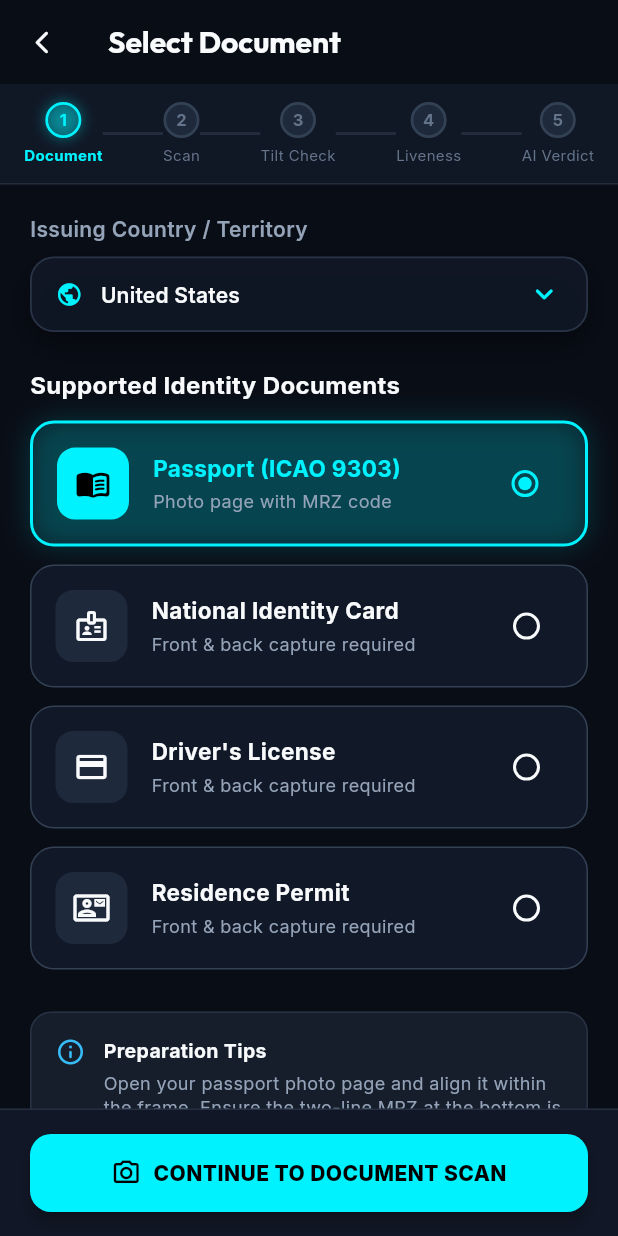
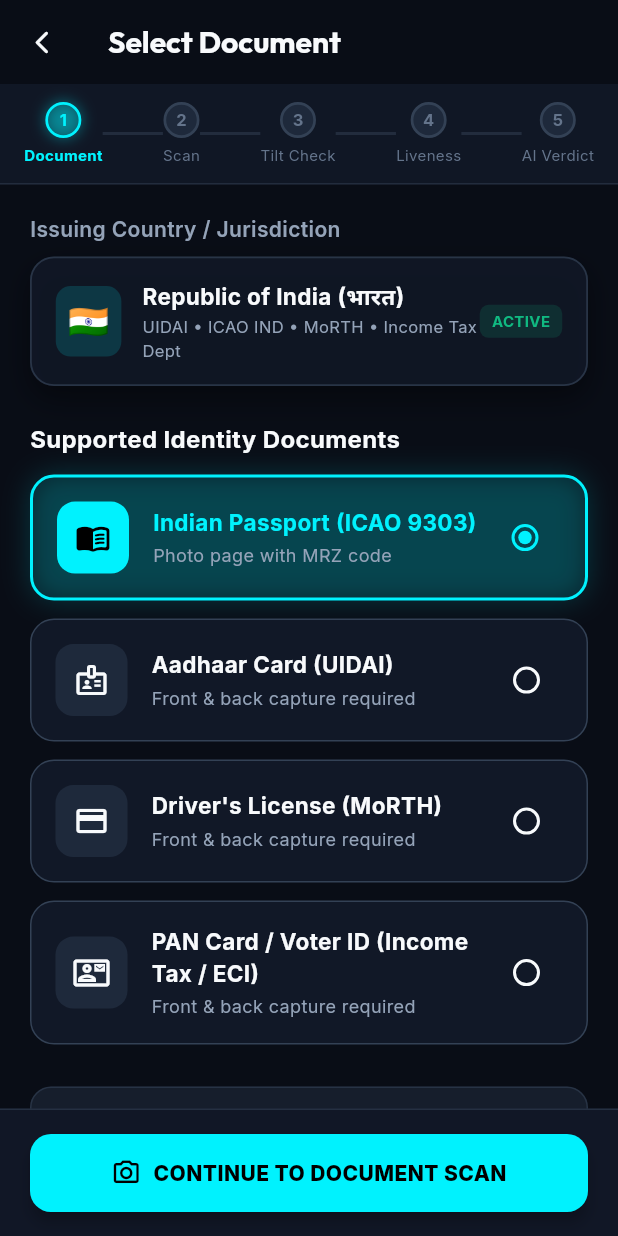
Before and after one commit to Pikallery/ShieldID, a Flutter app: the DocumentSelectionScreen screen opened directly, on a phone screen of 412 x 824 dp. Run offline on Flutter 3.47's test engine with Material 3 defaults, Android fonts, the phone set to English and light mode, and no system bars; our stand-ins replace camera, google_fonts, shared_preferences; accounts and stored records are empty.

Commit message:
fix(mobile,backend): localize app to India, add Indian languages, and fix CI ruff lints

```diff
--- a/frontend/mobile/lib/models/document_model.dart
+++ b/frontend/mobile/lib/models/document_model.dart
@@ -9,26 +9,26 @@
   String get displayName {
     switch (this) {
       case DocumentType.passport:
-        return 'Passport (ICAO 9303)';
+        return 'Indian Passport (ICAO 9303)';
       case DocumentType.nationalId:
-        return 'National Identity Card';
+        return 'Aadhaar Card (UIDAI)';
       case DocumentType.driversLicense:
-        return "Driver's License";
+        return "Driver's License (MoRTH)";
       case DocumentType.residencePermit:
-        return 'Residence Permit';
+        return 'PAN Card / Voter ID (Income Tax / ECI)';
     }
   }
 
   String get shortName {
     switch (this) {
       case DocumentType.passport:
-        return 'Passport';
+        return 'Indian Passport';
       case DocumentType.nationalId:
-        return 'National ID';
+        return 'Aadhaar Card';
       case DocumentType.driversLicense:
         return "Driver's License";
       case DocumentType.residencePermit:
-        return 'Residence Permit';
+        return 'PAN Card';
     }
   }
 
@@ -59,13 +59,13 @@
   String get guidanceText {
     switch (this) {
       case DocumentType.passport:
-        return 'Open your passport photo page and align it within the frame. Ensure the two-line MRZ at the bottom is clear.';
+        return 'Open your Indian passport photo page and align it within the frame. Ensure the two-line MRZ (P<IND...) is clear.';
       case DocumentType.nationalId:
-        return 'Place your national ID on a flat, dark surface with minimal light reflection.';
+        return 'Place your Aadhaar card on a flat surface with minimal glare. Ensure 12-digit UID & QR code are visible.';
       case DocumentType.driversLicense:
-        return "Align both edges of your driver's license inside the viewfinder borders.";
+        return "Align both edges of your Indian Driver's License inside the viewfinder borders.";
       case DocumentType.residencePermit:
-        return 'Position the front of your residence card squarely in the frame.';
+        return 'Position your PAN Card or Voter ID squarely in the frame with clear PAN / EPIC number.';
     }
   }
 }
--- a/frontend/mobile/lib/screens/document_selection_screen.dart
+++ b/frontend/mobile/lib/screens/document_selection_screen.dart
@@ -17,19 +17,7 @@
 
 class _DocumentSelectionScreenState extends State<DocumentSelectionScreen> {
   DocumentType _selectedType = DocumentType.passport;
-  String _selectedCountry = 'United States';
-
-  final List<String> _countries = [
-    'United States',
-    'United Kingdom',
-    'Canada',
-    'Germany',
-    'France',
-    'India',
-    'Singapore',
-    'Australia',
-    'Japan',
-  ];
+  final String _selectedCountry = 'India';
 
   @override
   Widget build(BuildContext context) {
@@ -53,7 +41,7 @@
                 crossAxisAlignment: CrossAxisAlignment.start,
                 children: [
                   const Text(
-                    'Issuing Country / Territory',
+                    'Issuing Country / Jurisdiction',
                     style: TextStyle(
                       fontSize: 14,
                       fontWeight: FontWeight.w600,
@@ -62,50 +50,65 @@
                   ),
                   const SizedBox(height: 8),
 
-                  // Country Selection Container
+                  // Country Selection Container - Republic of India
                   Container(
-                    padding: const EdgeInsets.symmetric(horizontal: 16),
+                    padding: const EdgeInsets.symmetric(
+                        horizontal: 16, vertical: 14),
                     decoration: AppTheme.glassCardDecoration(),
-                    child: DropdownButtonHideUnderline(
-                      child: DropdownButton<String>(
-                        value: _selectedCountry,
-                        isExpanded: true,
-                        dropdownColor: AppTheme.surfaceElevated,
-                        icon: const Icon(
-                          Icons.keyboard_arrow_down_rounded,
-                          semanticLabel: 'Open country list',
-                          color: AppTheme.primaryCyan,
-                        ),
-                        items: _countries.map((country) {
-                          return DropdownMenuItem<String>(
-                            value: country,
                     child: Row(
                       children: [
-                                const Icon(
-                                  Icons.public_rounded,
-                                  semanticLabel: 'Issuing country',
-                                  size: 18,
-                                  color: AppTheme.primaryCyan,
+                        Container(
+                          padding: const EdgeInsets.all(8),
+                          decoration: BoxDecoration(
+                            color: AppTheme.primaryCyan.withValues(alpha: 0.15),
+                            borderRadius: BorderRadius.circular(10),
                           ),
-                                const SizedBox(width: 12),
+                          child: const Text(
+                            '🇮🇳',
+                            style: TextStyle(fontSize: 22),
+                          ),
+                        ),
+                        const SizedBox(width: 14),
+                        const Expanded(
+                          child: Column(
+                            crossAxisAlignment: CrossAxisAlignment.start,
+                            children: [
                               Text(
-                                  country,
-                                  style: const TextStyle(
+                                'Republic of India (भारत)',
+                                style: TextStyle(
                                   color: AppTheme.textPrimary,
-                                    fontSize: 14,
-                                    fontWeight: FontWeight.w600,
+                                  fontSize: 15,
+                                  fontWeight: FontWeight.w700,
+                                ),
+                              ),
+                              SizedBox(height: 2),
+                              Text(
+                                'UIDAI • ICAO IND • MoRTH • Income Tax Dept',
+                                style: TextStyle(
+                                  color: AppTheme.textSecondary,
+                                  fontSize: 11,
                                 ),
                               ),
                             ],
                           ),
-                          );
-                        }).toList(),
-                        onChanged: (val) {
-                          if (val != null) {
-                            setState(() => _selectedCountry = val);
-                          }
-                        },
                         ),
+                        Container(
+                          padding: const EdgeInsets.symmetric(
+                              horizontal: 8, vertical: 4),
+                          decoration: BoxDecoration(
+                            color: AppTheme.passGreen.withValues(alpha: 0.15),
+                            borderRadius: BorderRadius.circular(6),
+                          ),
+                          child: const Text(
+                            'ACTIVE',
+                            style: TextStyle(
+                              color: AppTheme.passGreen,
+                              fontSize: 10,
+                              fontWeight: FontWeight.bold,
+                            ),
+                          ),
+                        ),
+                      ],
                     ),
                   ),
                   const SizedBox(height: 24),
--- a/frontend/mobile/lib/services/settings_service.dart
+++ b/frontend/mobile/lib/services/settings_service.dart
@@ -6,9 +6,17 @@
   static const _languageKey = 'shield_id_language';
 
   static const supportedLanguages = {
-    'en': 'English',
-    'es': 'Español (Spanish)',
-    'fr': 'Français (French)',
+    'en': 'English (India)',
+    'hi': 'हिन्दी (Hindi)',
+    'bn': 'বাংলা (Bengali)',
+    'te': 'తెలుగు (Telugu)',
+    'ta': 'தமிழ் (Tamil)',
+    'mr': 'मराठी (Marathi)',
+    'gu': 'ગુજરાતી (Gujarati)',
+    'kn': 'ಕನ್ನಡ (Kannada)',
+    'ml': 'മലയാളം (Malayalam)',
+    'pa': 'ਪੰਜਾਬੀ (Punjabi)',
+    'or': 'ଓଡ଼ିଆ (Odia)',
   };
 
   final SharedPreferences? _preferences;
```
Also changed, not shown: frontend/mobile/lib/l10n/app_localizations.dart (+348 -75 lines), 6 other files. Lines whose indentation alone changed are shown as unchanged.
